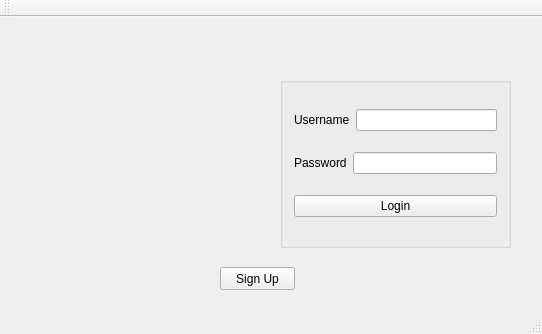
This is mainwindow.ui in dpucilowski/QtApp as Qt 5 draws it before an edit. The edited form follows.
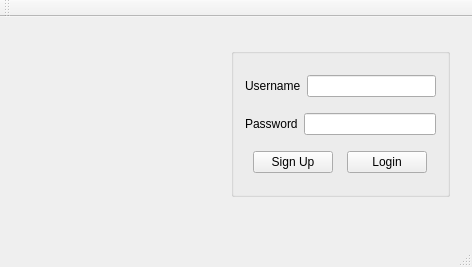
This is the edited form. Icons and pictures are not drawn.

What changed in the file:
```diff
--- a/mainwindow.ui
+++ b/mainwindow.ui
@@ -6,23 +6,42 @@
    <rect>
     <x>0</x>
     <y>0</y>
-    <width>542</width>
-    <height>334</height>
+    <width>472</width>
+    <height>267</height>
    </rect>
   </property>
   <property name="windowTitle">
    <string>MainWindow</string>
   </property>
   <widget class="QWidget" name="centralWidget">
+   <widget class="QLabel" name="label_image">
+    <property name="geometry">
+     <rect>
+      <x>20</x>
+      <y>20</y>
+      <width>171</width>
+      <height>171</height>
+     </rect>
+    </property>
+    <property name="text">
+     <string/>
+    </property>
+    <property name="pixmap">
+     <pixmap resource="resource.qrc">:/img/img/login_icon.png</pixmap>
+    </property>
+   </widget>
+   <widget class="QWidget" name="">
+    <property name="geometry">
+     <rect>
+      <x>220</x>
+      <y>20</y>
+      <width>241</width>
+      <height>191</height>
+     </rect>
+    </property>
+    <layout class="QVBoxLayout" name="verticalLayout_3">
+     <item>
    <widget class="QGroupBox" name="groupBox">
-    <property name="geometry">
-     <rect>
-      <x>280</x>
-      <y>60</y>
-      <width>231</width>
-      <height>171</height>
-     </rect>
-    </property>
     <property name="title">
      <string/>
     </property>
@@ -66,43 +85,62 @@
       </layout>
      </item>
      <item>
-      <widget class="QPushButton" name="pushButton_login">
-       <property name="text">
-        <string>Login</string>
-       </property>
-      </widget>
-     </item>
-    </layout>
-   </widget>
-   <widget class="QLabel" name="label_image">
-    <property name="geometry">
-     <rect>
-      <x>60</x>
-      <y>60</y>
-      <width>201</width>
-      <height>171</height>
-     </rect>
-    </property>
-    <property name="text">
-     <string/>
-    </property>
-    <property name="pixmap">
-     <pixmap resource="resource.qrc">:/img/img/login_icon.png</pixmap>
-    </property>
-   </widget>
+         <layout class="QHBoxLayout" name="horizontalLayout_3">
+          <item>
    <widget class="QPushButton" name="pushButton_signup">
-    <property name="geometry">
-     <rect>
-      <x>220</x>
-      <y>250</y>
-      <width>75</width>
-      <height>23</height>
-     </rect>
+            <property name="sizePolicy">
+             <sizepolicy hsizetype="Maximum" vsizetype="Fixed">
+              <horstretch>0</horstretch>
+              <verstretch>0</verstretch>
+             </sizepolicy>
+            </property>
+            <property name="cursor">
+             <cursorShape>PointingHandCursor</cursorShape>
     </property>
     <property name="text">
      <string>Sign Up</string>
     </property>
    </widget>
+          </item>
+          <item>
+           <widget class="QPushButton" name="pushButton_login">
+            <property name="sizePolicy">
+             <sizepolicy hsizetype="Maximum" vsizetype="Fixed">
+              <horstretch>0</horstretch>
+              <verstretch>0</verstretch>
+             </sizepolicy>
+            </property>
+            <property name="cursor">
+             <cursorShape>PointingHandCursor</cursorShape>
+            </property>
+            <property name="styleSheet">
+             <string notr="true"/>
+            </property>
+            <property name="text">
+             <string>Login</string>
+            </property>
+           </widget>
+          </item>
+         </layout>
+        </item>
+       </layout>
+      </widget>
+     </item>
+     <item>
+      <widget class="QLabel" name="label_logininfo">
+       <property name="sizePolicy">
+        <sizepolicy hsizetype="Preferred" vsizetype="Maximum">
+         <horstretch>0</horstretch>
+         <verstretch>0</verstretch>
+        </sizepolicy>
+       </property>
+       <property name="text">
+        <string/>
+       </property>
+      </widget>
+     </item>
+    </layout>
+   </widget>
   </widget>
   <widget class="QMenuBar" name="menuBar">
    <property name="geometry">
```
Left out of the diff: 4 changed lines with no effect on the pictures. Lines whose indentation alone changed are shown as unchanged.
